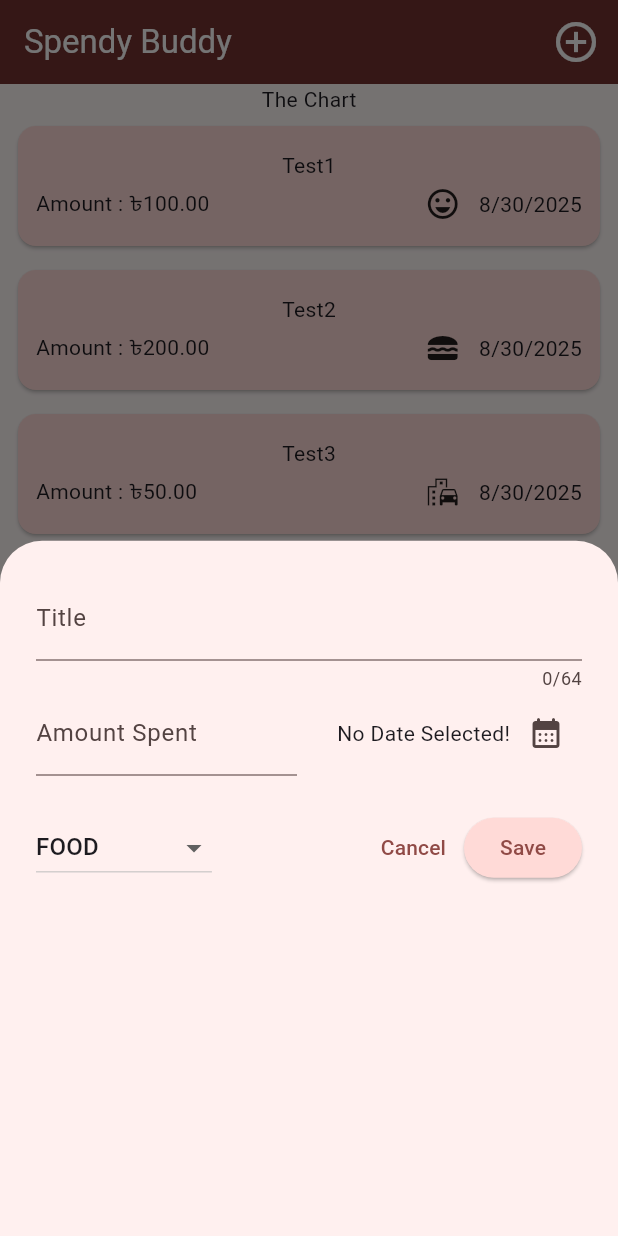
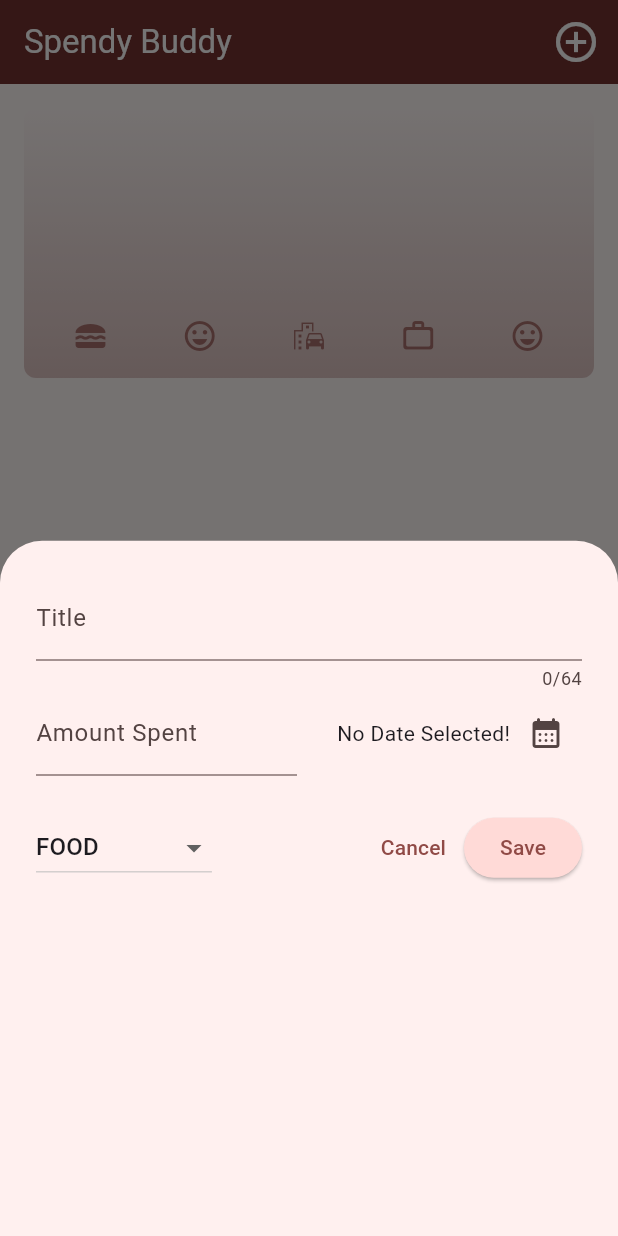
Before and after one commit to Iftikhar-Shams-Niloy/flutter_spendybuddy, a Flutter app: the screen it shows after launch, after a tap on the "add circle outline" icon, on a phone screen of 412 x 824 dp. Run offline on Flutter 3.47's test engine with Material 3 defaults, Android fonts, the phone set to English and light mode, and no system bars.

Commit message:
Theme added and app has been decorated.

```diff
--- a/lib/main.dart
+++ b/lib/main.dart
@@ -1,20 +1,24 @@
 import 'package:flutter/material.dart';
 import 'package:flutter_spendybuddy/spends.dart';
 
-var colorSchemeMain1 = ColorScheme.fromSeed(seedColor: Colors.redAccent);
+var colorSchemeLight = ColorScheme.fromSeed(seedColor: Colors.redAccent);
+var colorSchemeDark = ColorScheme.fromSeed(
+  brightness: Brightness.dark,
+  seedColor: Colors.redAccent.shade700,
+);
 
 void main() {
   runApp(
     MaterialApp(
       theme: ThemeData().copyWith(
-        colorScheme: colorSchemeMain1,
-        scaffoldBackgroundColor: colorSchemeMain1.surfaceBright,
+        colorScheme: colorSchemeLight,
+        scaffoldBackgroundColor: colorSchemeLight.surfaceBright,
         appBarTheme: const AppBarTheme().copyWith(
-          backgroundColor: colorSchemeMain1.onPrimaryContainer,
-          foregroundColor: colorSchemeMain1.onPrimary,
+          backgroundColor: colorSchemeLight.onPrimaryContainer,
+          foregroundColor: colorSchemeLight.onPrimary,
         ),
         cardTheme: const CardThemeData().copyWith(
-          color: colorSchemeMain1.secondaryContainer,
+          color: colorSchemeLight.secondaryContainer,
           margin: const EdgeInsets.symmetric(
             horizontal: 12,
             vertical: 8,
@@ -22,10 +26,33 @@ void main() {
         ),
         elevatedButtonTheme: ElevatedButtonThemeData(
           style: ElevatedButton.styleFrom(
-            backgroundColor: colorSchemeMain1.primaryContainer,
+            backgroundColor: colorSchemeLight.primaryContainer,
           ),
         ),
       ),
+
+      darkTheme: ThemeData.dark().copyWith(
+        colorScheme: colorSchemeDark,
+        scaffoldBackgroundColor: colorSchemeDark.surfaceBright,
+        appBarTheme: const AppBarTheme().copyWith(
+          backgroundColor: colorSchemeDark.onPrimaryContainer,
+          foregroundColor: colorSchemeDark.onPrimary,
+        ),
+        cardTheme: const CardThemeData().copyWith(
+          color: colorSchemeDark.secondaryContainer,
+          margin: const EdgeInsets.symmetric(
+            horizontal: 12,
+            vertical: 8,
+          ),
+        ),
+        elevatedButtonTheme: ElevatedButtonThemeData(
+          style: ElevatedButton.styleFrom(
+            backgroundColor: colorSchemeDark.primaryContainer,
+          ),
+        ),
+      ),
+
+      themeMode: ThemeMode.system,
       home: const Spends(),
     ),
   );
--- a/lib/models/spend.dart
+++ b/lib/models/spend.dart
@@ -34,3 +34,26 @@ class Spend {
     return dateFormatter.format(date);
   }
 }
+
+class SpendBucket {
+  const SpendBucket({
+    required this.spendCategory,
+    required this.spends,
+  });
+
+  SpendBucket.forSpendCategory(List<Spend> allSpends, this.spendCategory)
+    : spends = allSpends
+          .where((spend) => spend.category == spendCategory)
+          .toList();
+
+  final SpendCategory spendCategory;
+  final List<Spend> spends;
+
+  double get totalSpends {
+    double sum = 0;
+    for (final spend in spends) {
+      sum += spend.amount;
+    }
+    return sum;
+  }
+}
--- a/lib/spends.dart
+++ b/lib/spends.dart
@@ -1,5 +1,6 @@
 import "package:flutter/material.dart";
 import 'package:flutter_spendybuddy/models/spend.dart';
+import 'package:flutter_spendybuddy/widgets/chart/chart.dart';
 import 'package:flutter_spendybuddy/widgets/new_spend.dart';
 import 'package:flutter_spendybuddy/widgets/spends_list/spends_list.dart';
 
@@ -52,26 +53,7 @@ class _SpendsState extends State<Spends> {
     );
   }
 
-  final List<Spend> _registeredSpends = [
-    Spend(
-      title: "Test1",
-      amount: 100,
-      date: DateTime.now(),
-      category: SpendCategory.fun,
-    ),
-    Spend(
-      title: "Test2",
-      amount: 200,
-      date: DateTime.now(),
-      category: SpendCategory.food,
-    ),
-    Spend(
-      title: "Test3",
-      amount: 50,
-      date: DateTime.now(),
-      category: SpendCategory.transport,
-    ),
-  ];
+  final List<Spend> _registeredSpends = [];
 
   @override
   Widget build(BuildContext context) {
@@ -104,7 +86,10 @@ class _SpendsState extends State<Spends> {
       ),
       body: Column(
         children: [
-          Text("The Chart"),
+          Chart(spends: _registeredSpends),
+          SizedBox(
+            height: 6,
+          ),
           Expanded(
             child: mainContent,
           ),
--- /dev/null
+++ b/lib/widgets/chart/chart.dart
@@ -0,0 +1,95 @@
+import 'package:flutter/material.dart';
+
+import 'package:flutter_spendybuddy/widgets/chart/chart_bar.dart';
+import 'package:flutter_spendybuddy/models/spend.dart';
+
+class Chart extends StatelessWidget {
+  const Chart({super.key, required this.spends});
+
+  final List<Spend> spends;
+
+  List<SpendBucket> get buckets {
+    return [
+      SpendBucket.forSpendCategory(spends, SpendCategory.food),
+      SpendBucket.forSpendCategory(spends, SpendCategory.fun),
+      SpendBucket.forSpendCategory(spends, SpendCategory.transport),
+      SpendBucket.forSpendCategory(spends, SpendCategory.work),
+      SpendBucket.forSpendCategory(spends, SpendCategory.fun),
+    ];
+  }
+
+  double get maxTotalExpense {
+    double maxTotalExpense = 0;
+
+    for (final bucket in buckets) {
+      if (bucket.totalSpends > maxTotalExpense) {
+        maxTotalExpense = bucket.totalSpends;
+      }
+    }
+
+    return maxTotalExpense;
+  }
+
+  @override
+  Widget build(BuildContext context) {
+    final isDarkMode =
+        MediaQuery.of(context).platformBrightness == Brightness.dark;
+    return Container(
+      margin: const EdgeInsets.all(16),
+      padding: const EdgeInsets.symmetric(
+        vertical: 16,
+        horizontal: 8,
+      ),
+      width: double.infinity,
+      height: 180,
+      decoration: BoxDecoration(
+        borderRadius: BorderRadius.circular(8),
+        gradient: LinearGradient(
+          colors: [
+            Theme.of(context).colorScheme.primary.withValues(alpha: 0.3),
+            Theme.of(context).colorScheme.primary.withValues(alpha: 0.0),
+          ],
+          begin: Alignment.bottomCenter,
+          end: Alignment.topCenter,
+        ),
+      ),
+      child: Column(
+        children: [
+          Expanded(
+            child: Row(
+              crossAxisAlignment: CrossAxisAlignment.end,
+              children: [
+                for (final bucket in buckets) // alternative to map()
+                  ChartBar(
+                    fill: bucket.totalSpends == 0
+                        ? 0
+                        : bucket.totalSpends / maxTotalExpense,
+                  ),
+              ],
+            ),
+          ),
+          const SizedBox(height: 12),
+          Row(
+            children: buckets
+                .map(
+                  (bucket) => Expanded(
+                    child: Padding(
+                      padding: const EdgeInsets.symmetric(horizontal: 4),
+                      child: Icon(
+                        categoryIcons[bucket.spendCategory],
+                        color: isDarkMode
+                            ? Theme.of(context).colorScheme.secondary
+                            : Theme.of(
+                                context,
+                              ).colorScheme.primary.withValues(alpha: 0.7),
+                      ),
+                    ),
+                  ),
+                )
+                .toList(),
+          ),
+        ],
+      ),
+    );
+  }
+}
--- /dev/null
+++ b/lib/widgets/chart/chart_bar.dart
@@ -0,0 +1,37 @@
+import 'package:flutter/material.dart';
+
+class ChartBar extends StatelessWidget {
+  const ChartBar({
+    super.key,
+    required this.fill,
+  });
+
+  final double fill;
+
+  @override
+  Widget build(BuildContext context) {
+    final isDarkMode =
+        MediaQuery.of(context).platformBrightness == Brightness.dark;
+    return Expanded(
+      child: Padding(
+        padding: const EdgeInsets.symmetric(horizontal: 4),
+        child: FractionallySizedBox(
+          heightFactor: fill,
+          child: DecoratedBox(
+            decoration: BoxDecoration(
+              shape: BoxShape.rectangle,
+              borderRadius: const BorderRadius.vertical(
+                top: Radius.circular(8),
+              ),
+              color: isDarkMode
+                  ? Theme.of(context).colorScheme.secondary
+                  : Theme.of(
+                      context,
+                    ).colorScheme.primary.withValues(alpha: 0.65),
+            ),
+          ),
+        ),
+      ),
+    );
+  }
+}
--- a/lib/widgets/new_spend.dart
+++ b/lib/widgets/new_spend.dart
@@ -49,6 +49,7 @@ class _NewSpendState extends State<NewSpend> {
         category: _selectedCategory,
       ),
     );
+    Navigator.pop(context);
   }
 
   void _pickDate() async {
@@ -97,7 +98,7 @@ class _NewSpendState extends State<NewSpend> {
                   controller: _spendAmountController,
                   keyboardType: TextInputType.number,
                   decoration: InputDecoration(
-                    prefixText: "\৳",
+                    prefixText: "৳",
                     label: Text("Amount Spent"),
                   ),
                 ),
--- a/lib/widgets/spends_list/spend_item.dart
+++ b/lib/widgets/spends_list/spend_item.dart
@@ -15,6 +15,7 @@ class SpendItem extends StatelessWidget {
           vertical: 16,
         ),
         child: Column(
+          crossAxisAlignment: CrossAxisAlignment.start,
           children: [
             Text(spend.title),
             const SizedBox(height: 4),
--- a/lib/widgets/spends_list/spends_list.dart
+++ b/lib/widgets/spends_list/spends_list.dart
@@ -19,6 +19,19 @@ class SpendsList extends StatelessWidget {
       itemBuilder: (ctx, index) {
         return Dismissible(
           key: ValueKey(spends[index]),
+          background: Container(
+            margin: const EdgeInsets.symmetric(horizontal: 12, vertical: 8),
+            alignment: Alignment.center,
+            decoration: BoxDecoration(
+              color: Colors.red.shade800,
+              borderRadius: BorderRadius.circular(12),
+            ),
+            child: const Icon(
+              Icons.delete,
+              color: Colors.black,
+              size: 32,
+            ),
+          ),
           onDismissed: (direction) {
             removeSpend(spends[index]);
           },
```
